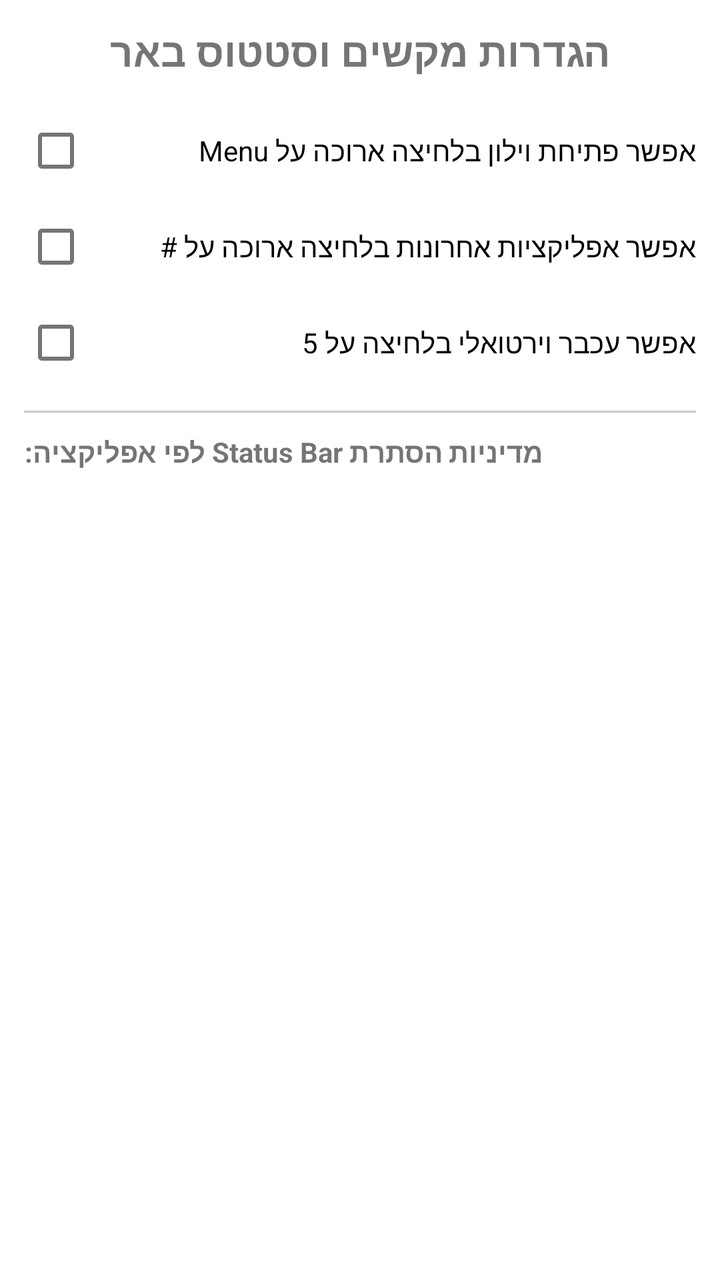
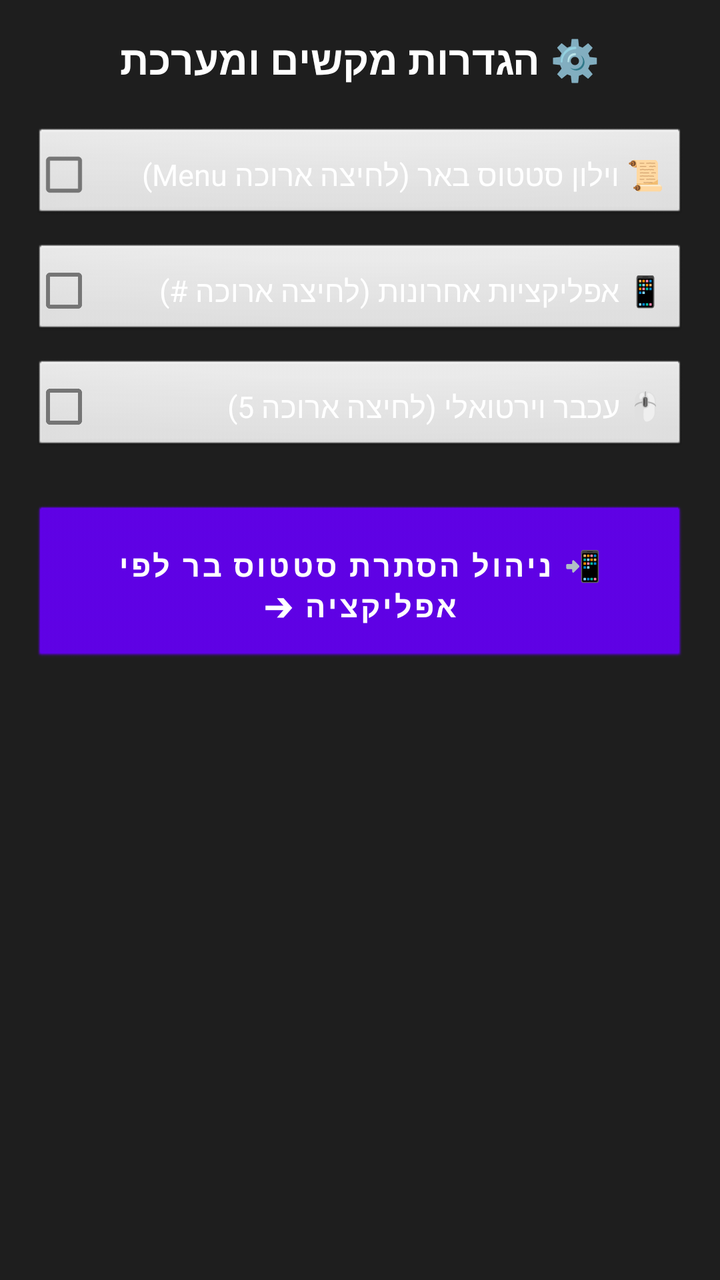

Screens rendered from an Android XML layout before and after an edit, with the pre-edit source and the edit as a unified diff.
<!-- AndroidManifest.xml: fallback theme Theme.MaterialComponents.DayNight.NoActionBar -->
<!-- res/layout/activity_main.xml -->
<?xml version="1.0" encoding="utf-8"?>

<LinearLayout xmlns:android="http://schemas.android.com/apk/res/android"
    android:layout_width="match_parent"
    android:layout_height="match_parent"
    android:orientation="vertical"
    android:padding="12dp">

    <TextView
        android:layout_width="wrap_content"
        android:layout_height="wrap_content"
        android:text="הגדרות מקשים וסטטוס באר"
        android:textSize="20sp"
        android:textStyle="bold"
        android:layout_gravity="center"
        android:layout_marginBottom="12dp" />

    
    <CheckBox
        android:id="@+id/chk_wilon"
        android:layout_width="match_parent"
        android:layout_height="wrap_content"
        android:text="אפשר פתיחת וילון בלחיצה ארוכה על Menu" />

    
    <CheckBox
        android:id="@+id/chk_recents"
        android:layout_width="match_parent"
        android:layout_height="wrap_content"
        android:text="אפשר אפליקציות אחרונות בלחיצה ארוכה על #" />

    
    <CheckBox
        android:id="@+id/chk_mouse"
        android:layout_width="match_parent"
        android:layout_height="wrap_content"
        android:text="אפשר עכבר וירטואלי בלחיצה על 5" />

    <View
        android:layout_width="match_parent"
        android:layout_height="1dp"
        android:background="#CCCCCC"
        android:layout_marginTop="10dp"
        android:layout_marginBottom="10dp" />

    <TextView
        android:layout_width="wrap_content"
        android:layout_height="wrap_content"
        android:text="מדיניות הסתרת Status Bar לפי אפליקציה:"
        android:textStyle="bold"
        android:layout_marginBottom="8dp" />

    
    <ListView
        android:id="@+id/app_list_view"
        android:layout_width="match_parent"
        android:layout_height="0dp"
        android:layout_weight="1" />

</LinearLayout>
<!-- resources referenced by this layout -->
<resources>

</resources>

<!-- the commit's change to res/layout/activity_main.xml (unified diff, before → after) -->
@@ -4,57 +4,74 @@
     android:layout_width="match_parent"
     android:layout_height="match_parent"
     android:orientation="vertical"
-    android:padding="12dp">
+    android:padding="16dp"
+    android:background="#1E1E1E">
 
+    
     <TextView
-        android:layout_width="wrap_content"
+        android:layout_width="match_parent"
         android:layout_height="wrap_content"
-        android:text="הגדרות מקשים וסטטוס באר"
+        android:text="⚙️ הגדרות מקשים ומערכת"
         android:textSize="20sp"
         android:textStyle="bold"
-        android:layout_gravity="center"
-        android:layout_marginBottom="12dp" />
+        android:textColor="#FFFFFF"
+        android:gravity="center"
+        android:layout_marginBottom="20dp" />
 
     
     <CheckBox
         android:id="@+id/chk_wilon"
         android:layout_width="match_parent"
         android:layout_height="wrap_content"
-        android:text="אפשר פתיחת וילון בלחיצה ארוכה על Menu" />
+        android:text="📜 וילון סטטוס באר (לחיצה ארוכה Menu)"
+        android:textColor="#FFFFFF"
+        android:textSize="15sp"
+        android:padding="12dp"
+        android:focusable="true"
+        android:clickable="true"
+        android:background="@android:drawable/btn_default"
+        android:layout_marginBottom="10dp" />
 
     
     <CheckBox
         android:id="@+id/chk_recents"
         android:layout_width="match_parent"
         android:layout_height="wrap_content"
-        android:text="אפשר אפליקציות אחרונות בלחיצה ארוכה על #" />
+        android:text="📱 אפליקציות אחרונות (לחיצה ארוכה #)"
+        android:textColor="#FFFFFF"
+        android:textSize="15sp"
+        android:padding="12dp"
+        android:focusable="true"
+        android:clickable="true"
+        android:background="@android:drawable/btn_default"
+        android:layout_marginBottom="10dp" />
 
     
     <CheckBox
         android:id="@+id/chk_mouse"
         android:layout_width="match_parent"
         android:layout_height="wrap_content"
-        android:text="אפשר עכבר וירטואלי בלחיצה על 5" />
-
-    <View
-        android:layout_width="match_parent"
-        android:layout_height="1dp"
-        android:background="#CCCCCC"
-        android:layout_marginTop="10dp"
-        android:layout_marginBottom="10dp" />
-
-    <TextView
-        android:layout_width="wrap_content"
-        android:layout_height="wrap_content"
-        android:text="מדיניות הסתרת Status Bar לפי אפליקציה:"
-        android:textStyle="bold"
-        android:layout_marginBottom="8dp" />
+        android:text="🖱️ עכבר וירטואלי (לחיצה ארוכה 5)"
+        android:textColor="#FFFFFF"
+        android:textSize="15sp"
+        android:padding="12dp"
+        android:focusable="true"
+        android:clickable="true"
+        android:background="@android:drawable/btn_default"
+        android:layout_marginBottom="25dp" />
 
     
-    <ListView
-        android:id="@+id/app_list_view"
+    <Button
+        android:id="@+id/btn_open_app_list"
         android:layout_width="match_parent"
-        android:layout_height="0dp"
-        android:layout_weight="1" />
+        android:layout_height="wrap_content"
+        android:text="📲 ניהול הסתרת סטטוס בר לפי אפליקציה ➔"
+        android:textSize="15sp"
+        android:textStyle="bold"
+        android:textColor="#FFFFFF"
+        android:padding="14dp"
+        android:focusable="true"
+        android:clickable="true"
+        android:background="@android:drawable/btn_default" />
 
 </LinearLayout>
